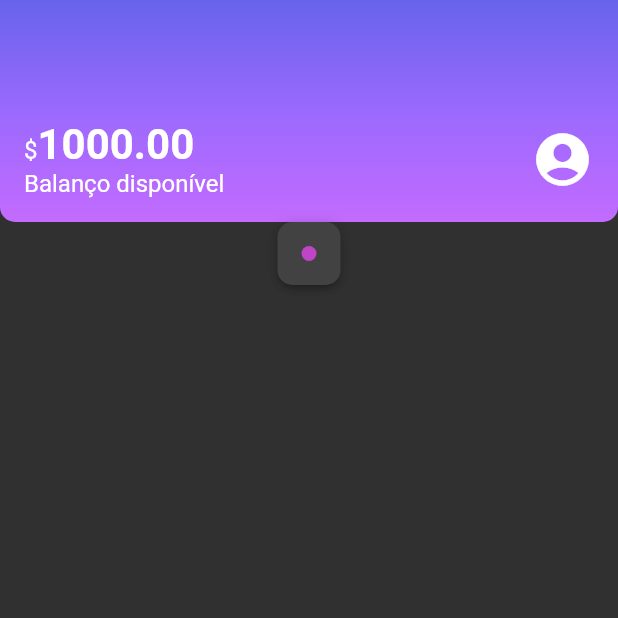
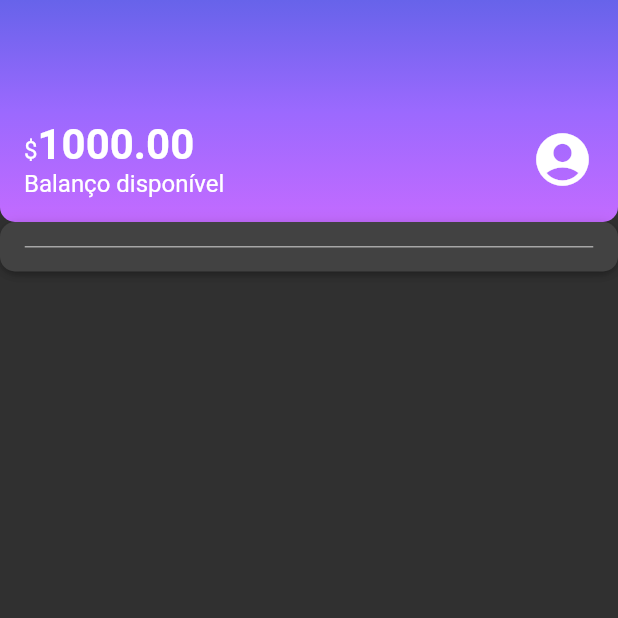
Before and after one commit to alura-cursos/curso_estilizacao, a Flutter app: the screen it shows after launch, on a phone screen of 412 x 824 dp, the top half of it. Run offline on Flutter 3.47's test engine with Material 2 defaults, Android fonts, the light colour scheme and no system bars.

Commit message:
vídeo 5.2

```diff
--- /dev/null
+++ b/lib/components/content_division.dart
@@ -0,0 +1,16 @@
+import 'package:alubank/themes/theme_colors.dart';
+import 'package:flutter/material.dart';
+
+class ContentDivision extends StatelessWidget {
+const ContentDivision({ Key? key }) : super(key: key);
+
+  @override
+  Widget build(BuildContext context){
+    return Container(
+      height: 1,
+      decoration: BoxDecoration(
+        border: Border.all(color: ThemeColors.division),
+      ),
+    );
+  }
+}
--- a/lib/screens/home.dart
+++ b/lib/screens/home.dart
@@ -1,5 +1,6 @@
 import 'package:alubank/components/box_card.dart';
 import 'package:alubank/components/color_dot.dart';
+import 'package:alubank/components/content_division.dart';
 import 'package:alubank/components/sections/header.dart';
 import 'package:alubank/themes/theme_colors.dart';
 import 'package:flutter/material.dart';
@@ -12,7 +13,7 @@ const Home({ Key? key }) : super(key: key);
     return Scaffold(body: Column(
       children: <Widget>[
         Header(),
-        BoxCard(boxContent: ColorDot(color: ThemeColors.recentActivity['income'])),
+        BoxCard(boxContent: ContentDivision()),
       ],
     ),);
   }
--- a/lib/themes/theme_colors.dart
+++ b/lib/themes/theme_colors.dart
@@ -11,4 +11,5 @@ class ThemeColors {
     'spent': Color.fromRGBO(255, 175, 29, 1.0),
     'income': Color.fromRGBO(191, 69, 198, 1.0),
   };
+  static const division = Color.fromRGBO(166, 166, 166, 1.0);
 }
```
